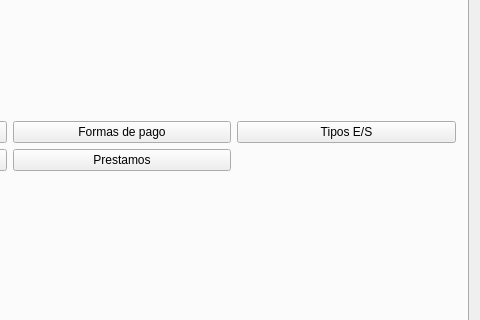
Old version of the form tienda.ui in the repository Ladis72/tienda; both pictures show x 685 to 1165 and y 241 to 561 of the 1165 by 776 pixel window.
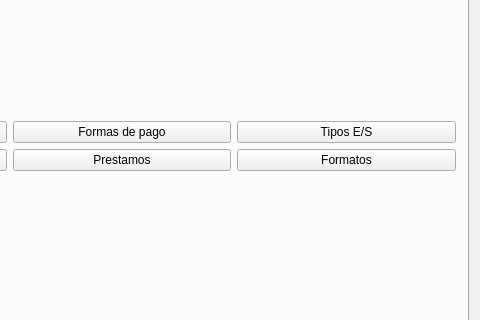
New version of the form. The open tabs and pages were chosen to show the change. Icons and pictures are not drawn.

Commit message: Añadido campo de formatos

```diff
--- a/tienda.ui
+++ b/tienda.ui
@@ -148,6 +148,13 @@
             </property>
            </widget>
           </item>
+          <item row="1" column="7">
+           <widget class="QPushButton" name="pushButtonFormatos">
+            <property name="text">
+             <string>Formatos</string>
+            </property>
+           </widget>
+          </item>
          </layout>
         </item>
        </layout>
```
The commit also changes 12 other files.
